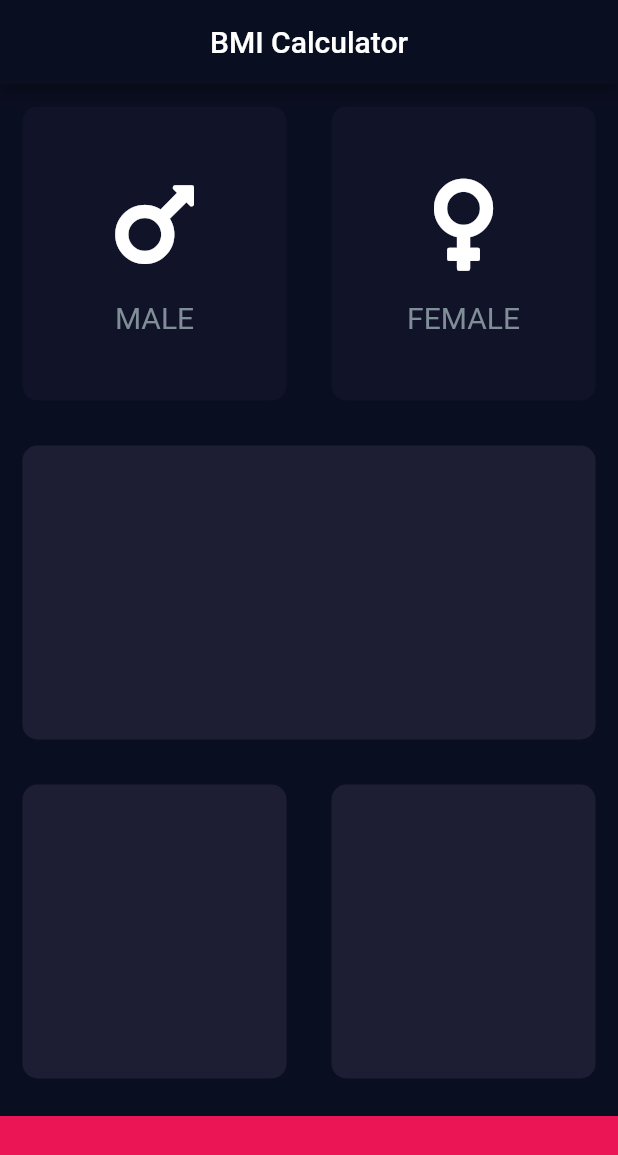
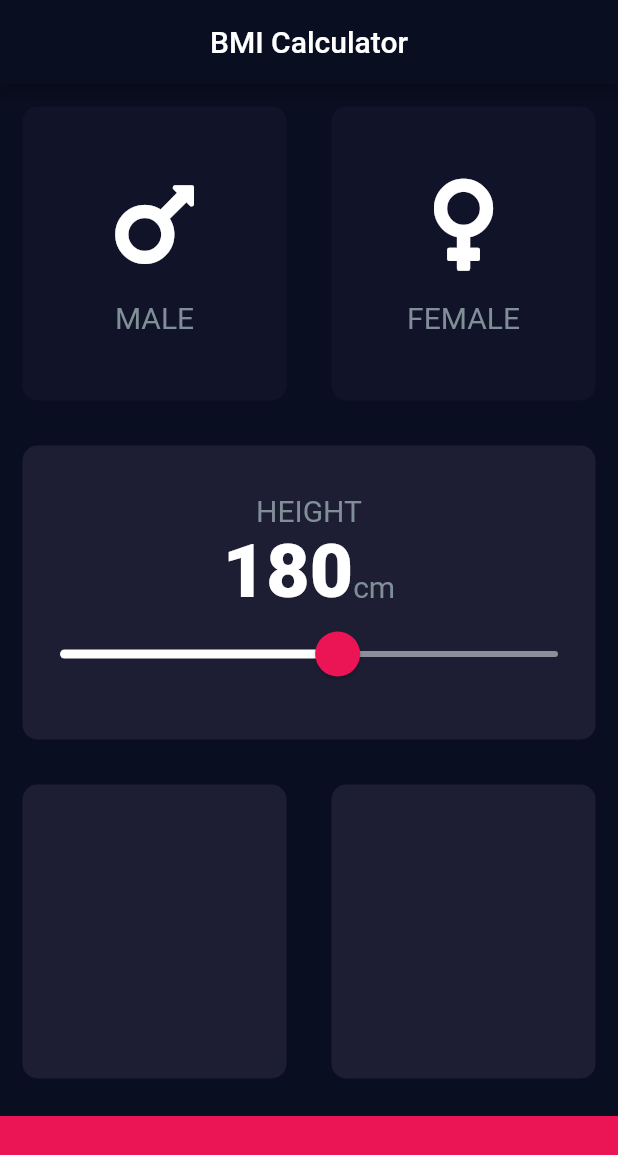
Before and after one commit to Satvik28/Flutter, a Flutter app: the screen it shows after launch, on a phone screen of 412 x 824 dp. Shown: the top 1155 px of the screen. Run offline on Flutter 3.47's test engine with Material 2 defaults, Android fonts, the phone set to English and light mode, and no system bars; our stand-ins replace audioplayers, font_awesome_flutter, rflutter_alert.

Commit message:
Slider Added in BMI

```diff
--- /dev/null
+++ b/bmi_calculator/lib/constants.dart
@@ -0,0 +1,27 @@
+import 'package:flutter/material.dart';
+
+//Colors
+const kActiveCardColor = Color(0xFF1D1E33);
+const kInactiveCardColor = Color(0xFF111328);
+const kBottomContainerColor = Color(0xFFEB1555);
+const kSliderActiveColor = Colors.white;
+const kSliderInactiveColor = Color(0xFF8D8E98);
+
+//Slier Height Constants
+const double kSliderMinHeight = 54.0;
+const double kSliderMaxHeight = 280.0;
+
+//Size Constants
+const kIconSize = 70.0;
+const double kBottomContainerHeight = 80.0;
+
+//Text Styles
+const kLabelTextStyle = TextStyle(
+  fontSize: 20.0,
+  color: Color(0xFF808E98),
+);
+
+const kNumberTextStyle = TextStyle(
+  fontSize: 50.0,
+  fontWeight: FontWeight.w900,
+);
--- a/bmi_calculator/lib/icon_content.dart
+++ b/bmi_calculator/lib/icon_content.dart
@@ -1,11 +1,5 @@
 import 'package:flutter/material.dart';
-
-const iconSize = 70.0;
-
-const textStyle = TextStyle(
-  fontSize: 20.0,
-  color: Color(0xFF808E98),
-);
+import 'constants.dart';
 
 class IconContent extends StatelessWidget {
   final String genderText;
@@ -21,14 +15,14 @@ class IconContent extends StatelessWidget {
       children: [
         Icon(
           genderIcon,
-          size: iconSize,
+          size: kIconSize,
         ),
         const SizedBox(
           height: 15.0,
         ),
         Text(
           genderText,
-          style: textStyle,
+          style: kLabelTextStyle,
         ),
       ],
     );
--- a/bmi_calculator/lib/input_page.dart
+++ b/bmi_calculator/lib/input_page.dart
@@ -1,12 +1,9 @@
+import 'package:flutter/cupertino.dart';
 import 'package:flutter/material.dart';
 import 'package:font_awesome_flutter/font_awesome_flutter.dart';
 import 'icon_content.dart';
 import 'reusable_card.dart';
-
-const double bottomContainerHeight = 80.0;
-const activeCardColor = Color(0xFF1D1E33);
-const inactiveCardColor = Color(0xFF111328);
-const bottomContainerColour = Color(0xFFEB1555);
+import 'constants.dart';
 
 enum Gender {
   male,
@@ -22,6 +19,7 @@ class InputPage extends StatefulWidget {
 
 class _InputPageState extends State<InputPage> {
   Gender? selectedGender;
+  int height = 180;
 
   @override
   Widget build(BuildContext context) {
@@ -32,6 +30,7 @@ class _InputPageState extends State<InputPage> {
         backgroundColor: const Color(0xFF0A0E21),
       ),
       body: Column(
+        crossAxisAlignment: CrossAxisAlignment.stretch,
         children: [
           Expanded(
             child: Row(
@@ -44,8 +43,8 @@ class _InputPageState extends State<InputPage> {
                       });
                     },
                     colour: selectedGender == Gender.male
-                        ? activeCardColor
-                        : inactiveCardColor,
+                        ? kActiveCardColor
+                        : kInactiveCardColor,
                     cardChild: const IconContent(
                       genderIcon: FontAwesomeIcons.mars,
                       genderText: 'MALE',
@@ -60,8 +59,8 @@ class _InputPageState extends State<InputPage> {
                       });
                     },
                     colour: selectedGender == Gender.female
-                        ? activeCardColor
-                        : inactiveCardColor,
+                        ? kActiveCardColor
+                        : kInactiveCardColor,
                     cardChild: const IconContent(
                       genderIcon: FontAwesomeIcons.venus,
                       genderText: 'FEMALE',
@@ -73,7 +72,53 @@ class _InputPageState extends State<InputPage> {
           ),
           Expanded(
             child: ReusableCard(
-              colour: activeCardColor,
+              colour: kActiveCardColor,
+              cardChild: Column(
+                mainAxisAlignment: MainAxisAlignment.center,
+                children: [
+                  const Text(
+                    'HEIGHT',
+                    style: kLabelTextStyle,
+                  ),
+                  Row(
+                    mainAxisAlignment: MainAxisAlignment.center,
+                    crossAxisAlignment: CrossAxisAlignment.baseline,
+                    textBaseline: TextBaseline.alphabetic,
+                    children: [
+                      Text(
+                        height.toString(),
+                        style: kNumberTextStyle,
+                      ),
+                      const Text(
+                        'cm',
+                        style: kLabelTextStyle,
+                      )
+                    ],
+                  ),
+                  SliderTheme(
+                    data: SliderTheme.of(context).copyWith(
+                      thumbColor: const Color(0xFFEB1555),
+                      thumbShape:
+                          const RoundSliderThumbShape(enabledThumbRadius: 15.0),
+                      overlayShape:
+                          const RoundSliderOverlayShape(overlayRadius: 25.0),
+                      overlayColor: const Color(0x29EB1555),
+                      activeTrackColor: kSliderActiveColor,
+                      inactiveTrackColor: kSliderInactiveColor,
+                    ),
+                    child: Slider(
+                      value: height.toDouble(),
+                      min: kSliderMinHeight,
+                      max: kSliderMaxHeight,
+                      onChanged: (double myValue) {
+                        setState(() {
+                          height = myValue.toInt();
+                        });
+                      },
+                    ),
+                  ),
+                ],
+              ),
             ),
           ),
           Expanded(
@@ -81,22 +126,22 @@ class _InputPageState extends State<InputPage> {
               children: [
                 Expanded(
                   child: ReusableCard(
-                    colour: activeCardColor,
+                    colour: kActiveCardColor,
                   ),
                 ),
                 Expanded(
                   child: ReusableCard(
-                    colour: activeCardColor,
+                    colour: kActiveCardColor,
                   ),
                 ),
               ],
             ),
           ),
           Container(
-            color: bottomContainerColour,
+            color: kBottomContainerColor,
             margin: const EdgeInsets.only(top: 10.0),
             width: double.infinity,
-            height: bottomContainerHeight,
+            height: kBottomContainerHeight,
           ),
         ],
       ),
--- a/bmi_calculator/lib/main.dart
+++ b/bmi_calculator/lib/main.dart
@@ -1,7 +1,7 @@
 import 'package:flutter/material.dart';
 import 'input_page.dart';
 
-void main() => runApp(BMICalculator());
+void main() => runApp(const BMICalculator());
 
 class BMICalculator extends StatelessWidget {
   const BMICalculator({Key? key}) : super(key: key);
@@ -13,7 +13,7 @@ class BMICalculator extends StatelessWidget {
         primaryColor: const Color(0xFF0A0E21),
         scaffoldBackgroundColor: const Color(0xFF0A0E21),
       ),
-      home: InputPage(),
+      home: const InputPage(),
     );
   }
 }
```
